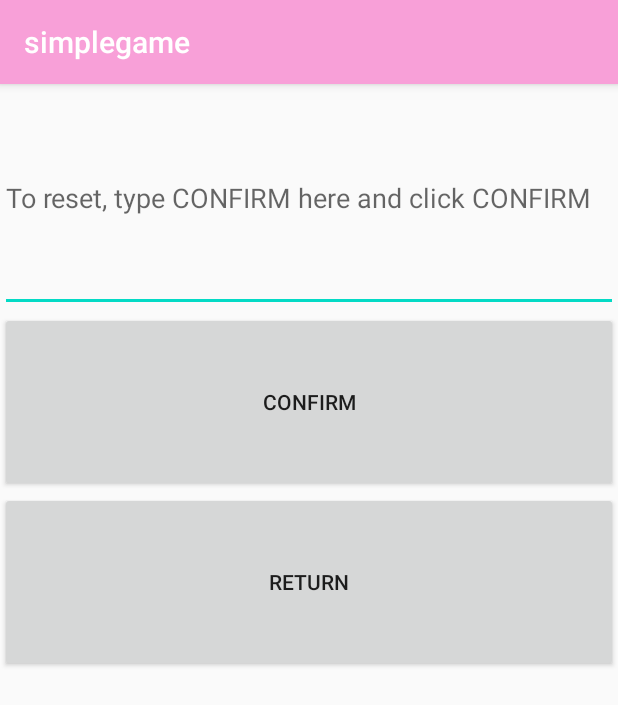
After one commit to davis0119/Flappy-Kirby, an Android app: the ResetActivity screen opened directly, with no data from a screen before it, on a phone screen of 412 x 824 dp. The commit adds this screen. Shown: the top 705 px of the screen. Run offline under Robolectric (Android 15) with nearby library versions, the phone set to English and light mode, and no system bars.

Commit message:
added kirby png, metaknight png, basic physics and a reset confirmation

```diff
--- a/app/src/main/AndroidManifest.xml
+++ b/app/src/main/AndroidManifest.xml
@@ -13,6 +13,7 @@
         <activity android:name=".NewPlayerStat"></activity>
         <activity android:name=".PlayerStatActivity" />
         <activity android:name=".LeaderboardActivity"/>
+        <activity android:name=".ResetActivity" />
         <activity android:name=".Main2Activity"/>
         <activity android:name=".MainActivity">
             <intent-filter>
--- a/app/src/main/java/com/example/simplegame/LeaderboardActivity.kt
+++ b/app/src/main/java/com/example/simplegame/LeaderboardActivity.kt
@@ -39,7 +39,9 @@ class LeaderboardActivity : AppCompatActivity() {
             startActivityForResult(intent, ADD_NEW_PLAYER_STAT)
         }
         reset.setOnClickListener {
-            clearLeaderboard()
+//            clearLeaderboard()
+            val i = Intent(this, ResetActivity::class.java)
+            startActivity(i)
         }
     }
     override fun onActivityResult(requestCode: Int, resultCode: Int, data: Intent?) {
--- /dev/null
+++ b/app/src/main/java/com/example/simplegame/ResetActivity.kt
@@ -0,0 +1,35 @@
+package com.example.simplegame
+
+import android.app.Activity
+import android.content.Context
+import android.content.Intent
+import android.os.Bundle
+import android.widget.Toast
+import androidx.appcompat.app.AppCompatActivity
+import kotlinx.android.synthetic.main.activity_reset.*
+
+class ResetActivity : AppCompatActivity()  {
+
+    override fun onCreate(savedInstanceState: Bundle?) {
+        super.onCreate(savedInstanceState)
+        setContentView(R.layout.activity_reset)
+        confirm.setOnClickListener {
+            if (confirmation.text.toString().equals("CONFIRM")) {
+                val pref = this.getSharedPreferences("simplegame", Context.MODE_PRIVATE)
+                val editor = pref.edit()
+                editor.clear()
+                editor.apply()
+                val i = Intent(this, MainActivity::class.java)
+                startActivity(i)
+            } else {
+                Toast.makeText(this@ResetActivity,
+                    "You must type CONFIRM to reset the leaderboard",
+                    Toast.LENGTH_SHORT).show()
+            }
+        }
+        leaderboard.setOnClickListener {
+            val j =  Intent(this, LeaderboardActivity::class.java)
+            startActivity(j)
+        }
+    }
+}
--- /dev/null
+++ b/app/src/main/res/layout/activity_reset.xml
@@ -0,0 +1,25 @@
+<?xml version="1.0" encoding="utf-8"?>
+<LinearLayout xmlns:android="http://schemas.android.com/apk/res/android"
+    android:layout_width="match_parent"
+    android:layout_height="match_parent"
+    android:orientation="vertical">
+
+    <EditText
+        android:id="@+id/confirmation"
+        android:layout_width="fill_parent"
+        android:layout_height="152dp"
+        android:hint="@string/confirmation"
+        android:inputType="textPersonName" />
+
+    <Button
+        android:id="@+id/confirm"
+        android:layout_width="match_parent"
+        android:layout_height="120dp"
+        android:text="@string/confirm" />
+
+    <Button
+        android:id="@+id/leaderboard"
+        android:layout_width="match_parent"
+        android:layout_height="120dp"
+        android:text="@string/back" />
+</LinearLayout>
--- a/app/src/main/res/values/strings.xml
+++ b/app/src/main/res/values/strings.xml
@@ -10,7 +10,10 @@
     <string name="new_game">New_Game</string>
 
     <string name="leaderboard">Leaderboard</string>
-    <string name="player_name">simplegame</string>
+    <string name="player_name">Player Name</string>
     <string name="score">Your Score: </string>
     <string name="save">Save</string>
+    <string name="confirmation">To reset, type CONFIRM here and click CONFIRM</string>
+    <string name="confirm">Confirm</string>
+    <string name="back">Return</string>
 </resources>
```
Also changed, not shown: app/src/main/java/com/example/simplegame/GameView.kt (+27 -33 lines), app/src/main/res/drawable-v24/kirby.png (added).
